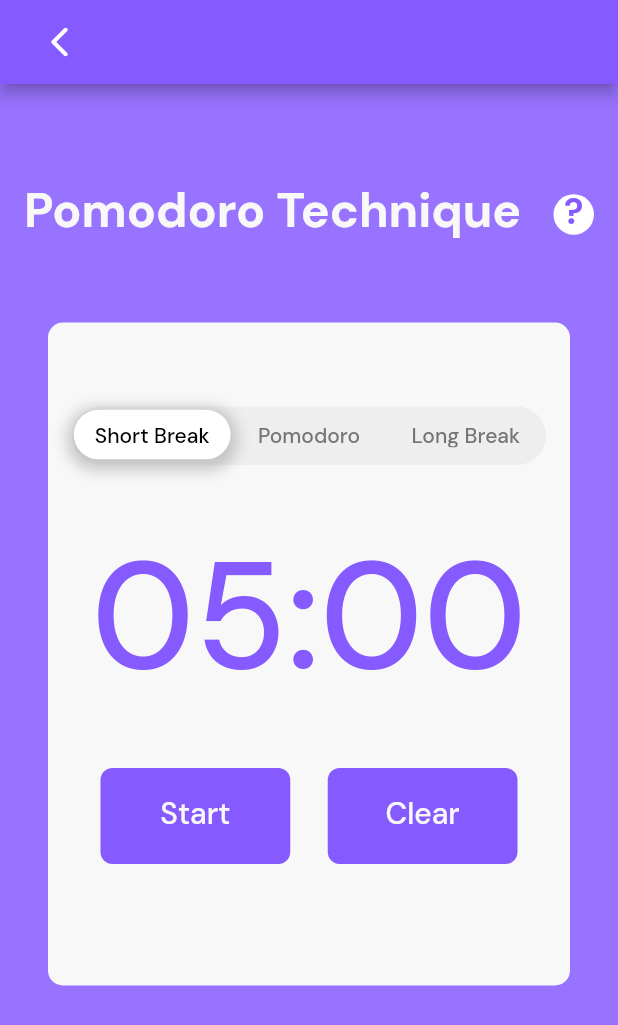
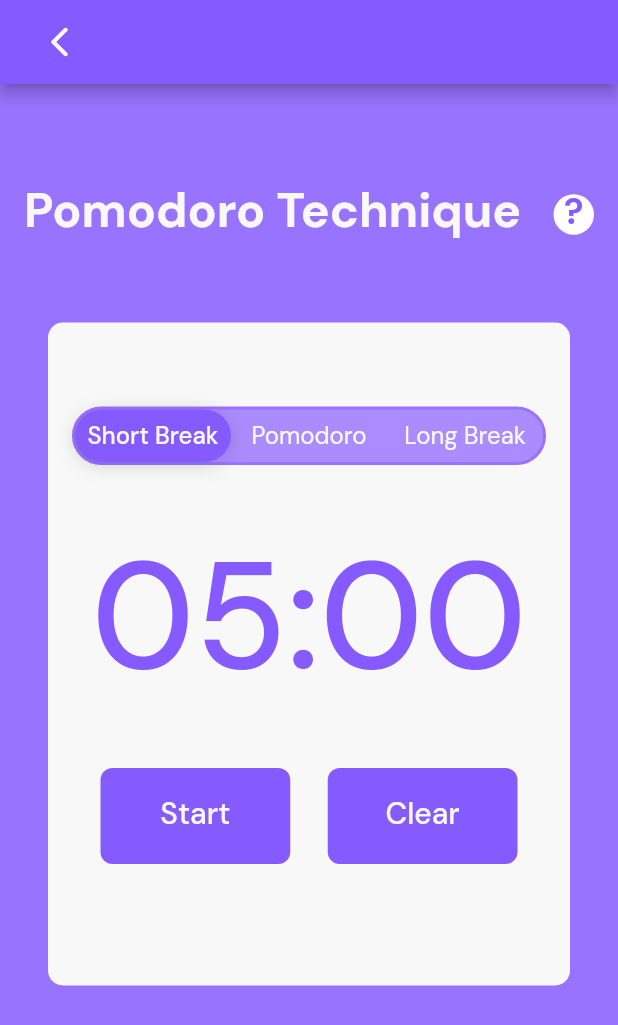
Before and after one commit to gdsc-loyola/admu_student_app, a Flutter app: the PomodoroPage screen opened directly, on a phone screen of 412 x 824 dp. Shown: the top 1025 px of the screen. Run offline on Flutter 3.47's test engine with Material 2 defaults, Android fonts, the phone set to English and light mode, and no system bars; our stand-ins replace flutter_colorpicker, google_fonts, introduction_screen, sqflite; accounts and stored records are empty.

Commit message:
create pomodoro button row

```diff
--- a/lib/screens/home/pomodoro_page.dart
+++ b/lib/screens/home/pomodoro_page.dart
@@ -3,7 +3,7 @@ import 'dart:async';
 import 'package:flutter/material.dart';
 
 import 'package:admu_student_app/constants/app_colors.dart';
-import 'package:admu_student_app/widgets/button_row.dart';
+import 'package:admu_student_app/widgets/home/pomodoro_button_row.dart';
 import 'package:admu_student_app/widgets/buttons.dart';
 
 class PomodoroPage extends StatefulWidget {
@@ -89,11 +89,14 @@ class _PomodoroPageState extends State<PomodoroPage> {
               child: Row(
                 mainAxisAlignment: MainAxisAlignment.spaceBetween,
                 children: [
-                  Text(
-                    'Pomodoro Technique ',
-                    style: Theme.of(context).textTheme.headline4.copyWith(
-                          color: AppColors.GRAY_LIGHT[2],
-                        ),
+                  Expanded(
+                    child: Text(
+                      'Pomodoro Technique ',
+                      overflow: TextOverflow.ellipsis,
+                      style: Theme.of(context).textTheme.headline4.copyWith(
+                            color: AppColors.GRAY_LIGHT[2],
+                          ),
+                    ),
                   ),
                   CircleAvatar(
                     radius: 13.5,
@@ -115,7 +118,7 @@ class _PomodoroPageState extends State<PomodoroPage> {
             Container(
               height: 498,
               padding: EdgeInsets.fromLTRB(32, 56, 32, 0),
-              child: Expanded(
+              child: Expanded( // fix, expanded in container
                 child: Container(
                   decoration: BoxDecoration(
                       color: AppColors.GRAY_LIGHT[2],
@@ -126,8 +129,7 @@ class _PomodoroPageState extends State<PomodoroPage> {
                       Container(
                         margin: EdgeInsets.fromLTRB(16, 56, 16, 0),
                         height: 39,
-                        child: ButtonRow(
-                            'Short Break', 'Pomodoro', 'Long Break', () {
+                        child: PomodoroButtonRow(() {
                           setState(() {
                             shortSelected = true;
                             pomodoroSelected = false;
@@ -160,7 +162,7 @@ class _PomodoroPageState extends State<PomodoroPage> {
                             pauseTimer();
                             _start = 900;
                           });
-                        }, 0, false),
+                        }),
                       ),
 
                       // Container for Timer
--- a/lib/widgets/button_row.dart
+++ b/lib/widgets/button_row.dart
@@ -7,9 +7,6 @@ class ButtonRow extends StatefulWidget {
   final VoidCallback return1;
   final VoidCallback return2;
   final VoidCallback return3;
-  // change to one function
-  // final Function(int) onSelect;
-  // sample: onSelect: (val) { setState--- sel = val; }
   final int selected;
   final bool blocked;
 
@@ -21,14 +18,12 @@ class ButtonRow extends StatefulWidget {
 }
 
 class _ButtonRowState extends State<ButtonRow> {
-  bool isSelected1 = true;
-  bool isSelected2 = false;
-  bool isSelected3 = false;
   int selected;
 
   @override
   void initState() {
     super.initState();
+
     selected = widget.selected;
   }
 
@@ -39,9 +34,7 @@ class _ButtonRowState extends State<ButtonRow> {
       padding: EdgeInsets.fromLTRB(1.19, 1, 1.19, 2.54),
       decoration: BoxDecoration(
         color: Colors.grey[200],
-        borderRadius: BorderRadius.all(
-          Radius.circular(20),
-        ),
+        borderRadius: BorderRadius.all(Radius.circular(20)),
       ),
       child: Row(
         mainAxisAlignment: MainAxisAlignment.spaceAround,
--- /dev/null
+++ b/lib/widgets/home/pomodoro_button_row.dart
@@ -0,0 +1,178 @@
+import 'package:flutter/material.dart';
+
+import 'package:admu_student_app/constants/app_colors.dart';
+import 'package:admu_student_app/constants/app_effects.dart';
+
+class PomodoroButtonRow extends StatefulWidget {
+  final VoidCallback onPressed1;
+  final VoidCallback onPressed2;
+  final VoidCallback onPressed3;
+
+  final int selected;
+  final bool blocked;
+
+  PomodoroButtonRow(
+    this.onPressed1,
+    this.onPressed2,
+    this.onPressed3, {
+    this.selected = 0,
+    this.blocked = false,
+  });
+
+  @override
+  _PomodoroButtonRowState createState() => _PomodoroButtonRowState();
+}
+
+class _PomodoroButtonRowState extends State<PomodoroButtonRow> {
+  int _selected;
+
+  @override
+  void initState() {
+    super.initState();
+
+    _selected = widget.selected;
+  }
+
+  @override
+  Widget build(BuildContext context) {
+    return Container(
+      height: 40,
+      // padding: EdgeInsets.all(2),
+      decoration: BoxDecoration(
+        color: AppColors.PRIMARY_LIGHT,
+        borderRadius: BorderRadius.all(Radius.circular(20)),
+        border: Border.all(
+          width: 2,
+          color: AppColors.PRIMARY_ALT,
+        ),
+      ),
+      child: Row(
+        mainAxisAlignment: MainAxisAlignment.spaceAround,
+        children: [
+          // 1
+          Expanded(
+            child: InkWell(
+              onTap: () {
+                if (widget.blocked) return;
+                setState(() {
+                  _selected = 0;
+                  widget.onPressed1();
+                });
+              },
+              child: Container(
+                height: 40,
+                decoration: BoxDecoration(
+                  color: _selected == 0
+                      ? AppColors.PRIMARY_MAIN
+                      : Colors.transparent,
+                  borderRadius: BorderRadius.all(Radius.circular(20)),
+                  // border: Border.all(
+                  //   width: 2,
+                  //   color: _selected == 0
+                  //       ? AppColors.PRIMARY_ALT
+                  //       : Colors.transparent,
+                  // ),
+                  boxShadow: _selected == 0
+                      ? [AppEffects.SHADOW]
+                      : [],
+                ),
+                child: Center(
+                  child: Text('Short Break',
+                      overflow: TextOverflow.ellipsis,
+                      style: Theme.of(context).textTheme.bodyText1.copyWith(
+                            color: AppColors.GRAY_LIGHT[2],
+                            fontWeight: _selected == 0
+                                ? FontWeight.w500
+                                : FontWeight.normal,
+                          )),
+                ),
+              ),
+            ),
+          ),
+
+          // 2
+          Expanded(
+            child: InkWell(
+              onTap: () {
+                if (widget.blocked) return;
+                setState(() {
+                  _selected = 1;
+                  widget.onPressed2();
+                });
+              },
+              child: Container(
+                height: 40,
+                decoration: BoxDecoration(
+                  color: _selected == 1
+                      ? AppColors.PRIMARY_MAIN
+                      : Colors.transparent,
+                  borderRadius: BorderRadius.all(Radius.circular(20)),
+                  // border: Border.all(
+                  //   width: 2,
+                  //   color: _selected == 1
+                  //       ? AppColors.PRIMARY_ALT
+                  //       : Colors.transparent,
+                  // ),
+                  boxShadow: _selected == 1
+                      ? [AppEffects.SHADOW]
+                      : [],
+                ),
+                child: Center(
+                  child: Text('Pomodoro',
+                      overflow: TextOverflow.ellipsis,
+                      style: Theme.of(context).textTheme.bodyText1.copyWith(
+                            color: AppColors.GRAY_LIGHT[2],
+                            fontWeight: _selected == 1
+                                ? FontWeight.w500
+                                : FontWeight.normal,
+                          )),
+                ),
+              ),
+            ),
+          ),
+
+          // 3
+          Expanded(
+            child: InkWell(
+              onTap: () {
+                if (widget.blocked) return;
+                setState(() {
+                  _selected = 2;
+                  widget.onPressed3();
+                });
+              },
+              child: Container(
+                height: 40,
+                decoration: BoxDecoration(
+                  color: _selected == 2
+                      ? AppColors.PRIMARY_MAIN
+                      : Colors.transparent,
+                  borderRadius: BorderRadius.all(Radius.circular(18)),
+                  // border: Border.all(
+                  //   width: 2,
+                  //   color: _selected == 2
+                  //       ? AppColors.PRIMARY_ALT
+                  //       : Colors.transparent,
+                  // ),
+                  boxShadow: _selected == 2
+                      ? [AppEffects.SHADOW]
+                      : [],
+                ),
+                child: Center(
+                  child: Text('Long Break',
+                      overflow: TextOverflow.ellipsis,
+                      style: Theme.of(context).textTheme.bodyText1.copyWith(
+                            color: AppColors.GRAY_LIGHT[2],
+                            fontWeight: _selected == 2
+                                ? FontWeight.w500
+                                : FontWeight.normal,
+                          )),
+                ),
+              ),
+            ),
+          ),
+        ],
+      ),
+    );
+  }
+}
```
